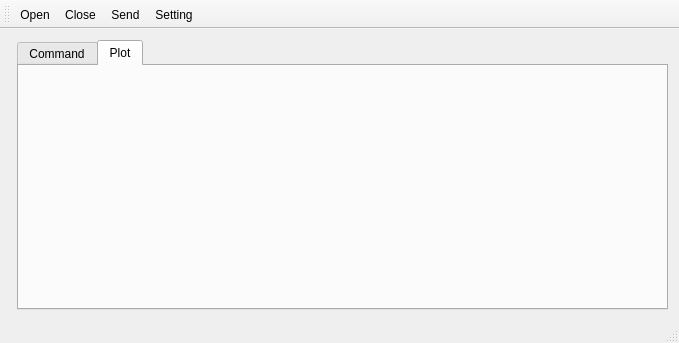
Before: the Qt Designer form mainwindow.ui in ATmega8/qt-modbus-terminal, drawn with Qt 5.
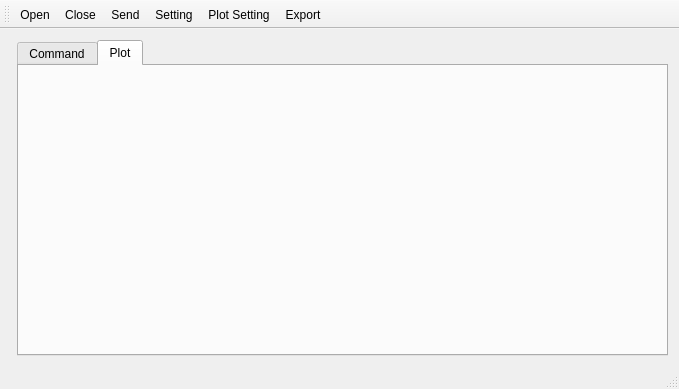
After: the same form once the commit is applied. The open tabs and pages were chosen to show the change. Icons and pictures are not drawn. Custom widgets are drawn as their Qt base class.

```diff
--- a/mainwindow.ui
+++ b/mainwindow.ui
@@ -7,7 +7,7 @@
     <x>0</x>
     <y>0</y>
     <width>679</width>
-    <height>343</height>
+    <height>389</height>
    </rect>
   </property>
   <property name="sizePolicy">
@@ -134,6 +134,8 @@
    <addaction name="actionClose"/>
    <addaction name="actionSend"/>
    <addaction name="actionSetting"/>
+   <addaction name="actionPlot_Setting"/>
+   <addaction name="actionExport"/>
   </widget>
   <widget class="QStatusBar" name="statusBar"/>
   <action name="actionOpen">
@@ -193,6 +195,23 @@
     <string>serial setting</string>
    </property>
   </action>
+  <action name="actionPlot_Setting">
+   <property name="icon">
+    <iconset resource="resource.qrc">
+     <normaloff>:/resource/gnome-settings-theme.png</normaloff>:/resource/gnome-settings-theme.png</iconset>
+   </property>
+   <property name="text">
+    <string>Plot Setting</string>
+   </property>
+   <property name="toolTip">
+    <string>plot setting</string>
+   </property>
+  </action>
+  <action name="actionExport">
+   <property name="text">
+    <string>Export</string>
+   </property>
+  </action>
  </widget>
  <layoutdefault spacing="6" margin="11"/>
  <customwidgets>
```
Left out of the diff: 2 changed lines with no effect on the pictures.
